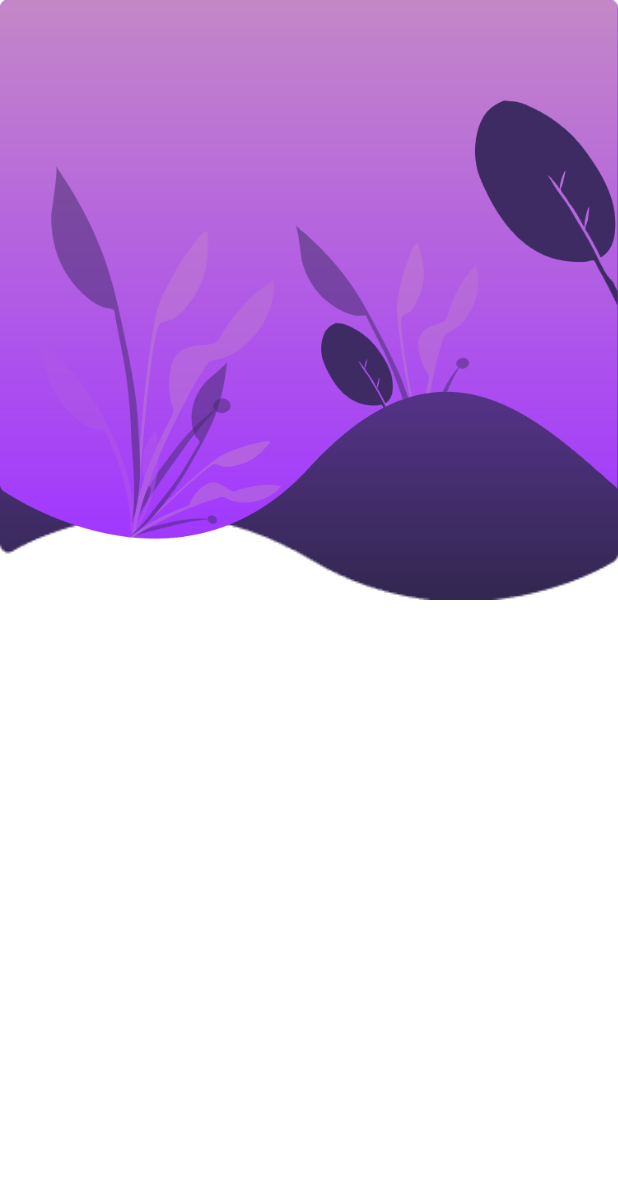
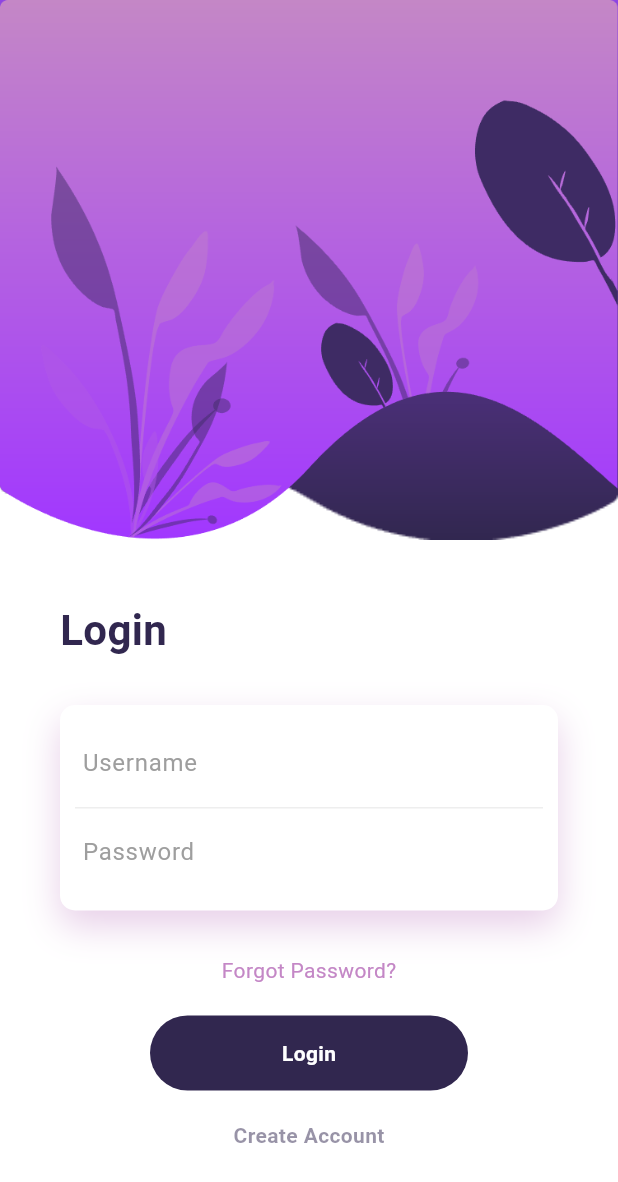
Before and after one commit to evcadhan021/login_page_ui_day13, a Flutter app: the screen it shows after launch, on a phone screen of 412 x 824 dp. Shown: the top 1182 px of the screen. Run offline on Flutter 3.47's test engine with Material 3 defaults, Android fonts, the phone set to English and light mode, and no system bars.

Commit message:
second commit

```diff
--- a/lib/main.dart
+++ b/lib/main.dart
@@ -21,12 +21,16 @@ class _HomePageState extends State<HomePage> {
     return Scaffold(
       backgroundColor: Colors.white,
       body: Column(
+        crossAxisAlignment: CrossAxisAlignment.start,
         children: [
           Container(
             height: 400,
             child: Stack(
               children: [
                 Positioned(
+                  top: -40,
+                  height: 400,
+                  width: width,
                   child: Container(
                     decoration: const BoxDecoration(
                       image: DecorationImage(
@@ -50,8 +54,110 @@ class _HomePageState extends State<HomePage> {
                 )
               ],
             ),
+          ),
+          // const SizedBox(height: 40),
+          Padding(
+            padding: const EdgeInsets.symmetric(horizontal: 40),
+            child: Column(
+              crossAxisAlignment: CrossAxisAlignment.start,
+              children: [
+                const Text(
+                  'Login',
+                  style: TextStyle(
+                    color: Color.fromRGBO(49, 39, 79, 1),
+                    fontSize: 28,
+                    fontWeight: FontWeight.bold,
+                  ),
+                ),
+                const SizedBox(height: 30),
+                Container(
+                  padding: const EdgeInsets.all(10),
+                  decoration: BoxDecoration(
+                    borderRadius: BorderRadius.circular(10),
+                    color: Colors.white,
+                    boxShadow: [
+                      BoxShadow(
+                        color: Color.fromRGBO(196, 135, 198, .4),
+                        blurRadius: 20,
+                        offset: Offset(0, 10),
                       )
                     ],
-        ));
+                  ),
+                  child: Column(
+                    children: [
+                      Container(
+                        padding: const EdgeInsets.all(5),
+                        decoration: BoxDecoration(
+                          border: Border(
+                            bottom: BorderSide(
+                              color: Colors.grey[200] ?? Colors.grey,
+                            ),
+                          ),
+                        ),
+                        child: const TextField(
+                          decoration: InputDecoration(
+                            border: InputBorder.none,
+                            hintText: 'Username',
+                            hintStyle: TextStyle(color: Colors.grey),
+                          ),
+                        ),
+                      ),
+                      Container(
+                        padding: const EdgeInsets.all(5),
+                        child: const TextField(
+                          decoration: InputDecoration(
+                            border: InputBorder.none,
+                            hintText: 'Password',
+                            hintStyle: TextStyle(color: Colors.grey),
+                          ),
+                        ),
+                      )
+                    ],
+                  ),
+                ),
+                const SizedBox(height: 30),
+                const Center(
+                  child: Text(
+                    'Forgot Password?',
+                    style: TextStyle(
+                      color: Color.fromRGBO(196, 135, 198, 1),
+                    ),
+                  ),
+                ),
+                const SizedBox(height: 20),
+                Container(
+                  width: 300,
+                  height: 50,
+                  margin: const EdgeInsets.symmetric(horizontal: 60),
+                  decoration: BoxDecoration(
+                    borderRadius: BorderRadius.circular(50),
+                    color: Color.fromRGBO(49, 39, 79, 1),
+                  ),
+                  child: const Center(
+                    child: Text(
+                      'Login',
+                      style: TextStyle(
+                        color: Colors.white,
+                        fontWeight: FontWeight.bold,
+                      ),
+                    ),
+                  ),
+                ),
+                const SizedBox(height: 20),
+                const Center(
+                  child: Text(
+                    'Create Account',
+                    style: TextStyle(
+                      color: Color.fromRGBO(49, 39, 79, .5),
+                      fontWeight: FontWeight.bold,
+                    ),
+                  ),
+                )
+              ],
+            ),
+          )
+        ],
+      ),
+    );
   }
 }
```
Lines whose indentation alone changed are shown as unchanged.
